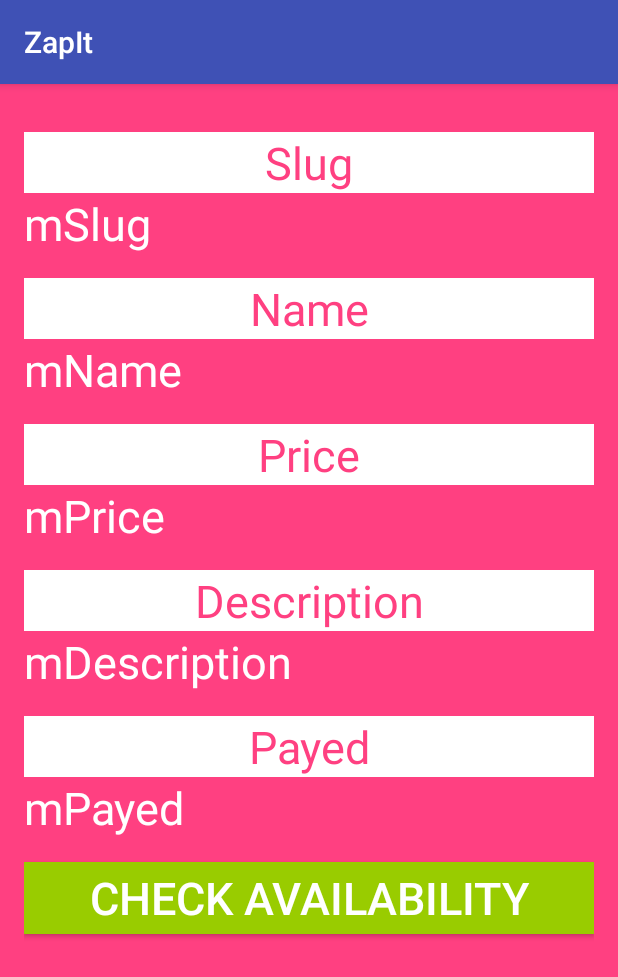
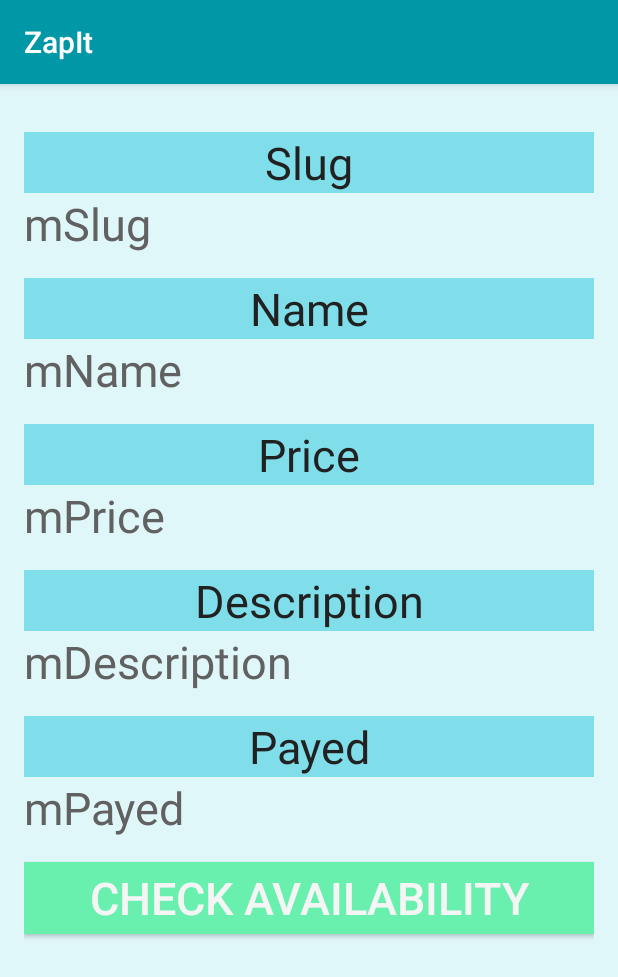
Before and after one commit to george-sp/ZapIt, an Android app: the DetailActivity screen opened directly, with no data from a screen before it, on a phone screen of 412 x 824 dp. Shown: the top 977 px of the screen. Run offline under Robolectric (Android 15) with nearby library versions, the phone set to English and light mode, and no system bars.

Commit message:
Modify the colors of the app.

```diff
--- a/app/src/main/java/com/codeburrow/zapit/PaymentActivity.java
+++ b/app/src/main/java/com/codeburrow/zapit/PaymentActivity.java
@@ -84,7 +84,7 @@ public class PaymentActivity extends AppCompatActivity implements GetPaymentStat
 
         if (!mPayedStatus) {
             mRequestPaymentButton.setEnabled(!mPayedStatus);
-            mRequestPaymentButton.setBackgroundResource(android.R.color.holo_green_light);
+            mRequestPaymentButton.setBackgroundResource(R.color.colorPositive);
         } else {
             mImageView.setImageResource(R.drawable.not_available);
         }
--- a/app/src/main/res/layout/activity_detail.xml
+++ b/app/src/main/res/layout/activity_detail.xml
@@ -5,12 +5,12 @@
     xmlns:tools="http://schemas.android.com/tools"
     android:layout_width="match_parent"
     android:layout_height="match_parent"
+    android:background="@color/colorPrimaryBackground"
     android:fillViewport="true">
 
     <LinearLayout
         android:layout_width="match_parent"
         android:layout_height="match_parent"
-        android:background="@color/colorAccent"
         android:orientation="vertical"
         android:paddingBottom="@dimen/activity_vertical_margin"
         android:paddingLeft="@dimen/activity_horizontal_margin"
@@ -23,13 +23,13 @@
             android:layout_width="match_parent"
             android:layout_height="wrap_content"
             android:layout_marginTop="@dimen/activity_vertical_margin"
-            android:background="@android:color/white"
+            android:background="@color/colorPrimaryLight"
             android:fontFamily="sans-serif"
             android:gravity="center_vertical"
             android:text="Slug"
             android:textAlignment="center"
             android:textAppearance="@style/TextAppearance.AppCompat.Title"
-            android:textColor="@color/colorAccent"
+            android:textColor="@color/colorTextDark"
             android:textSize="30sp"
             />
 
@@ -40,21 +40,22 @@
             android:gravity="center_vertical"
             android:text="mSlug"
             android:textAppearance="@style/TextAppearance.AppCompat.Headline"
-            android:textColor="@android:color/white"
-            android:textSize="30sp"/>
+            android:textColor="@color/colorTextMid"
+            android:textSize="30sp"
+            />
 
         <TextView
             android:id="@+id/detail_name_label_textview"
             android:layout_width="match_parent"
             android:layout_height="wrap_content"
             android:layout_marginTop="@dimen/activity_vertical_margin"
-            android:background="@android:color/white"
+            android:background="@color/colorPrimaryLight"
             android:fontFamily="sans-serif"
             android:gravity="center_vertical"
             android:text="Name"
             android:textAlignment="center"
             android:textAppearance="@style/TextAppearance.AppCompat.Title"
-            android:textColor="@color/colorAccent"
+            android:textColor="@color/colorTextDark"
             android:textSize="30sp"
             />
 
@@ -65,20 +66,21 @@
             android:gravity="center_vertical"
             android:text="mName"
             android:textAppearance="@style/TextAppearance.AppCompat.Headline"
-            android:textColor="@android:color/white"
-            android:textSize="30sp"/>
+            android:textColor="@color/colorTextMid"
+            android:textSize="30sp"
+            />
 
         <TextView
             android:id="@+id/detail_price_label_textview"
             android:layout_width="match_parent"
             android:layout_height="wrap_content"
             android:layout_marginTop="@dimen/activity_vertical_margin"
-            android:background="@android:color/white"
+            android:background="@color/colorPrimaryLight"
             android:fontFamily="sans-serif"
             android:gravity="center_vertical"
             android:text="Price"
             android:textAlignment="center"
-            android:textColor="@color/colorAccent"
+            android:textColor="@color/colorTextDark"
             android:textSize="30sp"
             />
 
@@ -89,20 +91,21 @@
             android:gravity="center_vertical"
             android:text="mPrice"
             android:textAppearance="@style/TextAppearance.AppCompat.Headline"
-            android:textColor="@android:color/white"
-            android:textSize="30sp"/>
+            android:textColor="@color/colorTextMid"
+            android:textSize="30sp"
+            />
 
         <TextView
             android:id="@+id/detail_description_label_textview"
             android:layout_width="match_parent"
             android:layout_height="wrap_content"
             android:layout_marginTop="@dimen/activity_vertical_margin"
-            android:background="@android:color/white"
+            android:background="@color/colorPrimaryLight"
             android:fontFamily="sans-serif"
             android:gravity="center_vertical"
             android:text="Description"
             android:textAlignment="center"
-            android:textColor="@color/colorAccent"
+            android:textColor="@color/colorTextDark"
             android:textSize="30sp"
             />
 
@@ -113,20 +116,21 @@
             android:gravity="center_vertical"
             android:text="mDescription"
             android:textAppearance="@style/TextAppearance.AppCompat.Headline"
-            android:textColor="@android:color/white"
-            android:textSize="30sp"/>
+            android:textColor="@color/colorTextMid"
+            android:textSize="30sp"
+            />
 
         <TextView
             android:id="@+id/detail_payed_label_textview"
             android:layout_width="match_parent"
             android:layout_height="wrap_content"
             android:layout_marginTop="@dimen/activity_vertical_margin"
-            android:background="@android:color/white"
+            android:background="@color/colorPrimaryLight"
             android:fontFamily="sans-serif"
             android:gravity="center_vertical"
             android:text="Payed"
             android:textAlignment="center"
-            android:textColor="@color/colorAccent"
+            android:textColor="@color/colorTextDark"
             android:textSize="30sp"
             />
 
@@ -137,19 +141,20 @@
             android:gravity="center_vertical"
             android:text="mPayed"
             android:textAppearance="@style/TextAppearance.AppCompat.Headline"
-            android:textColor="@android:color/white"
-            android:textSize="30sp"/>
+            android:textColor="@color/colorTextMid"
+            android:textSize="30sp"
+            />
 
         <Button
             android:id="@+id/get_payment_status"
             android:layout_width="match_parent"
             android:layout_height="wrap_content"
             android:layout_marginTop="@dimen/activity_vertical_margin"
-            android:background="@android:color/holo_green_light"
+            android:background="@color/colorPositive"
             android:onClick="intentPaymentActivity"
             android:text="Check AVAILABILITY"
             android:textAlignment="center"
-            android:textColor="@android:color/white"
+            android:textColor="@color/colorTextLight"
             android:textSize="30sp"/>
     </LinearLayout>
 
--- a/app/src/main/res/values/colors.xml
+++ b/app/src/main/res/values/colors.xml
@@ -1,6 +1,17 @@
 <?xml version="1.0" encoding="utf-8"?>
 <resources>
-    <color name="colorPrimary">#3F51B5</color>
-    <color name="colorPrimaryDark">#303F9F</color>
-    <color name="colorAccent">#FF4081</color>
+    <color name="colorPrimary">#0097A7</color>
+    <color name="colorPrimaryDark">#006064</color>
+    <color name="colorPrimaryLight">#80DEEA</color>
+    <color name="colorPrimaryBackground">#E0F7FA</color>
+
+    <color name="colorNeutral">#B0BEC5</color>
+    <color name="colorPositive">#69F0AE</color>
+    <color name="colorNegative">#FF5252</color>
+
+    <color name="colorAccent">#FFFF00</color>
+
+    <color name="colorTextDark">#212121</color>
+    <color name="colorTextMid">#616161</color>
+    <color name="colorTextLight">#F5F5F5</color>
 </resources>
```
Also changed, not shown: app/src/main/res/layout/activity_payment.xml (+6 -5 lines), app/src/main/res/layout/activity_scan_nfc.xml (+10 -3 lines).
